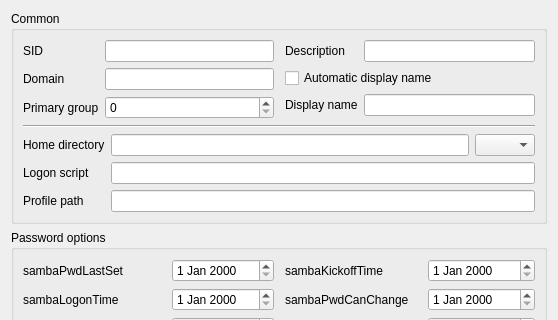
Old version of the form agent/src/clacks/agent/data/templates/default/user-samba.ui in the repository gonicus/clacks; both pictures show x 0 to 558 and y 0 to 320 of the 558 by 582 pixel window.
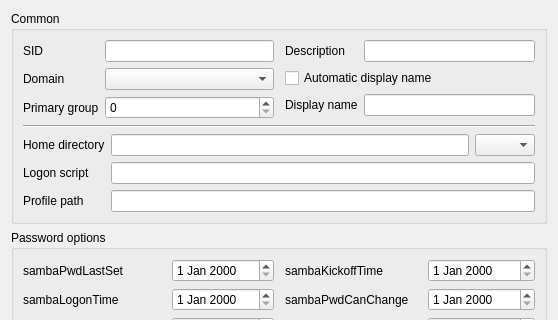
New version of the form. Icons and pictures are not drawn.

The edit to the form file:
```diff
--- a/agent/src/clacks/agent/data/templates/default/user-samba.ui
+++ b/agent/src/clacks/agent/data/templates/default/user-samba.ui
@@ -52,7 +52,7 @@
            </widget>
           </item>
           <item row="1" column="1">
-           <widget class="QLineEdit" name="sambaDomainNameEdit"/>
+           <widget class="QComboBox" name="sambaDomainNameEdit"/>
           </item>
           <item row="2" column="0">
            <widget class="QLabel" name="sambaPrimaryGroupSIDLabel">
```
